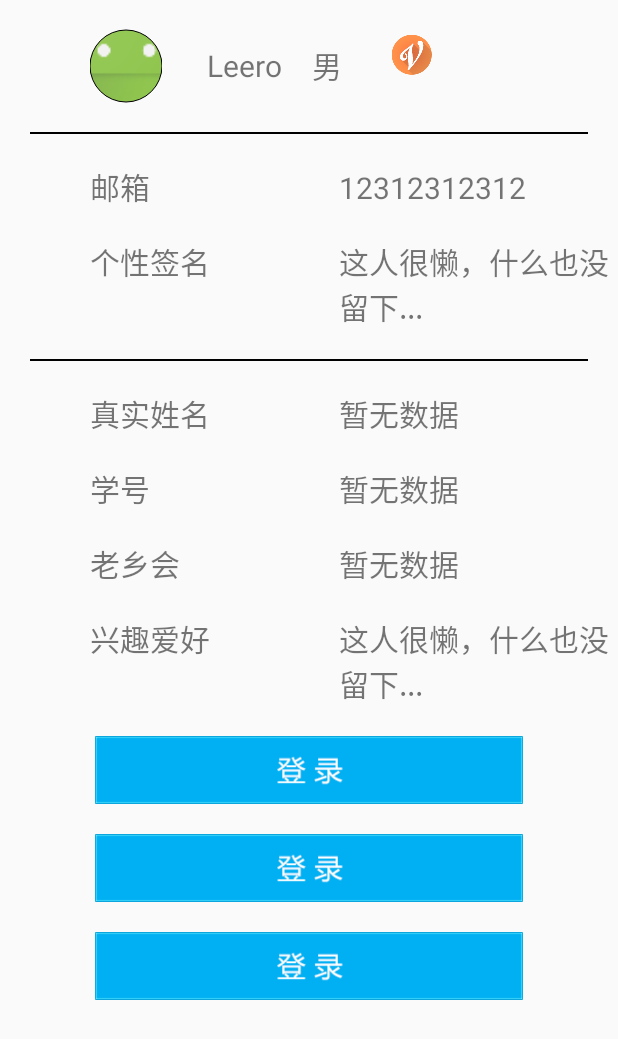
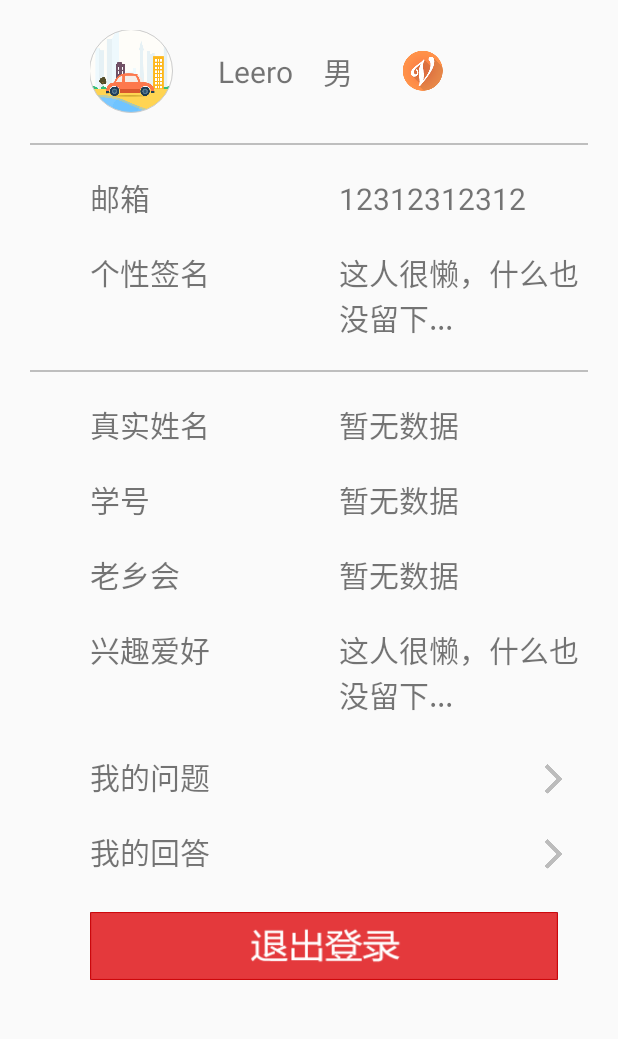
Before and after one commit to fenghao1994/CollageAnswer, an Android app: the layout fragment_mine.xml on its own in the app's theme, with its tools: preview values and no code run, on a phone screen of 412 x 824 dp. Shown: the top 1039 px of the screen. Run offline under Robolectric (Android 15) with nearby library versions, the phone set to English and light mode, and no system bars.

Commit message:
修改bug和布局

```diff
--- a/app/src/main/java/club/cqut/collageanswer/RoungImage/CircleImageView.java
+++ b/app/src/main/java/club/cqut/collageanswer/RoungImage/CircleImageView.java
@@ -40,7 +40,7 @@ public class CircleImageView extends ImageView {
 
     //边框的默认宽度和颜色
     private static final int DEFAULT_BORDER_WIDTH = 0;
-    private static final int DEFAULT_BORDER_COLOR = Color.BLACK;
+    private static final int DEFAULT_BORDER_COLOR = Color.LTGRAY;
 
     //矩形框
     private final RectF mDrawableRect = new RectF();
--- a/app/src/main/java/club/cqut/collageanswer/activity/AttestEditActivity.java
+++ b/app/src/main/java/club/cqut/collageanswer/activity/AttestEditActivity.java
@@ -130,7 +130,7 @@ public class AttestEditActivity extends Activity {
      *  跳转到认证选择
      */
     public void goSelection(){
-        Intent intent = new Intent(this, AttestActivity_.class);
+        Intent intent = new Intent(this, EmailAttestActivity_.class);
         startActivity(intent);
     }
 }
--- a/app/src/main/java/club/cqut/collageanswer/activity/HomeActivity.java
+++ b/app/src/main/java/club/cqut/collageanswer/activity/HomeActivity.java
@@ -69,6 +69,8 @@ public class HomeActivity extends FragmentActivity implements View.OnClickListen
 
     @ViewById
     protected ImageView img_question, img_recommend, img_add_question, img_rank, img_mine;
+
+    User user;
 
     @AfterViews
     public void init(){
@@ -294,7 +296,4 @@ public class HomeActivity extends FragmentActivity implements View.OnClickListen
         }
         return false;
     }
-
-
-
 }
--- a/app/src/main/java/club/cqut/collageanswer/fragment/RankFragment.java
+++ b/app/src/main/java/club/cqut/collageanswer/fragment/RankFragment.java
@@ -72,10 +72,6 @@ public class RankFragment extends Fragment{
                 params = new RequestParams();
                 params.put("page", Integer.parseInt(page) + 1);
                 refresh();
-
-                if (Integer.parseInt(page) >= 2) {
-                    Toast.makeText(getActivity(),"排名只有前20",Toast.LENGTH_SHORT).show();
-                }
             }
         });
 
--- /dev/null
+++ b/app/src/main/res/drawable/btn_quit.xml
@@ -0,0 +1,6 @@
+<?xml version="1.0" encoding="utf-8"?>
+<selector xmlns:android="http://schemas.android.com/apk/res/android">
+    <item android:state_pressed="true" android:drawable="@drawable/quit_hover" />
+    <item android:state_focused="true" android:drawable="@drawable/quit_hover"/>
+    <item android:drawable="@drawable/quit"/>
+</selector>
--- a/app/src/main/res/layout/fragment_mine.xml
+++ b/app/src/main/res/layout/fragment_mine.xml
@@ -21,16 +21,17 @@
     <LinearLayout
         android:layout_width="fill_parent"
         android:layout_height="wrap_content"
-        android:orientation="horizontal">
+        android:orientation="horizontal"
+        android:layout_marginTop="20dp"
+        android:layout_marginBottom="20dp">
 
         <club.cqut.collageanswer.RoungImage.CircleImageView
-            android:layout_width="wrap_content"
-            android:layout_height="wrap_content"
+            android:layout_width="55dp"
+            android:layout_height="55dp"
             android:id="@+id/cover"
             android:layout_marginLeft="60dp"
-            android:paddingTop="20dp"
-            android:paddingBottom="20dp"
-            android:src="@mipmap/ic_launcher"/>
+            android:layout_gravity="center_vertical"
+            android:src="@mipmap/bootstrap_1"/>
 
             <TextView
                 android:layout_width="wrap_content"
@@ -65,8 +66,8 @@
             android:layout_width="wrap_content"
             android:layout_height="wrap_content"
             android:id="@+id/go_attest"
-            android:paddingTop="20dp"
             android:layout_marginLeft="30dp"
+            android:layout_gravity="center_vertical"
             android:src="@mipmap/yes_v"/>
 
     </LinearLayout>
@@ -74,7 +75,7 @@
     <LinearLayout
         android:layout_width="fill_parent"
         android:layout_height="1dp"
-        android:background="#000000"
+        android:background="#BEBEBE"
         android:layout_marginLeft="20dp"
         android:layout_marginRight="20dp"></LinearLayout>
 
@@ -124,6 +125,7 @@
             android:text="这人很懒，什么也没留下..."
             android:gravity="left"
             android:paddingLeft="20dp"
+            android:paddingRight="20dp"
             android:textSize="20dp"
             android:layout_weight="1"
             android:id="@+id/sinal"
@@ -133,7 +135,7 @@
     <LinearLayout
         android:layout_width="fill_parent"
         android:layout_height="1dp"
-        android:background="#000000"
+        android:background="#BEBEBE"
         android:layout_marginTop="20dp"
         android:layout_marginLeft="20dp"
         android:layout_marginRight="20dp"></LinearLayout>
@@ -265,40 +267,81 @@
                     android:text="这人很懒，什么也没留下..."
                     android:gravity="left"
                     android:paddingLeft="20dp"
+                    android:paddingRight="20dp"
                     android:textSize="20dp"
                     android:layout_weight="1"
                     android:id="@+id/hobby"
                     />
             </LinearLayout>
 
-            <ImageView
+            <LinearLayout
                 android:layout_width="fill_parent"
-                android:layout_height="45dp"
-                android:layout_marginTop="20dp"
+                android:layout_height="wrap_content"
+                android:orientation="horizontal"
+                android:weightSum="2"
+                android:clickable="true"
+                android:focusable="true"
                 android:id="@+id/my_question"
-                android:src="@drawable/btn_login"/>
+                android:layout_marginTop="20dp">
 
-            <ImageView
+                <TextView
+                    android:layout_width="0dp"
+                    android:layout_height="wrap_content"
+                    android:text="我的问题"
+                    android:paddingLeft="60dp"
+                    android:layout_gravity="center_vertical"
+                    android:textSize="20dp"
+                    android:layout_weight="1"
+                    />
+
+                <ImageView
+                    android:layout_width="0dp"
+                    android:layout_height="40dp"
+                    android:layout_weight="1"
+                    android:layout_gravity="right"
+                    android:paddingLeft="120dp"
+                    android:src="@mipmap/go"/>
+
+            </LinearLayout>
+
+            <LinearLayout
                 android:layout_width="fill_parent"
-                android:layout_height="45dp"
-                android:layout_marginTop="20dp"
+                android:layout_height="wrap_content"
+                android:orientation="horizontal"
+                android:weightSum="2"
+                android:clickable="true"
+                android:focusable="true"
                 android:id="@+id/my_answer"
-                android:src="@drawable/btn_login"/>
+                android:layout_marginTop="10dp">
 
-            <ImageView
-                android:layout_width="fill_parent"
-                android:layout_height="45dp"
-                android:layout_marginTop="20dp"
-                android:id="@+id/my_friends"
-                android:visibility="gone"
-                android:src="@drawable/btn_login"/>
+                <TextView
+                    android:layout_width="0dp"
+                    android:layout_height="wrap_content"
+                    android:text="我的回答"
+                    android:paddingLeft="60dp"
+                    android:layout_gravity="center_vertical"
+                    android:textSize="20dp"
+                    android:layout_weight="1"
+                    />
+
+                <ImageView
+                    android:layout_width="0dp"
+                    android:layout_height="40dp"
+                    android:layout_weight="1"
+                    android:layout_gravity="right"
+                    android:paddingLeft="120dp"
+                    android:src="@mipmap/go"/>
+
+            </LinearLayout>
 
             <ImageView
                 android:layout_width="fill_parent"
                 android:layout_height="45dp"
                 android:layout_marginTop="20dp"
                 android:id="@+id/load_out"
-                android:src="@drawable/btn_login"/>
+                android:layout_marginLeft="60dp"
+                android:layout_marginRight="40dp"
+                android:background="@drawable/quit"/>
 
         </LinearLayout>
     </ScrollView>
```
Also changed, not shown: app/src/main/java/club/cqut/collageanswer/activity/AllAnswerActivity.java (+7 -0 lines), app/src/main/java/club/cqut/collageanswer/activity/EditActivity.java (+53 -31 lines), app/src/main/java/club/cqut/collageanswer/fragment/MineFragment.java (+32 -10 lines), app/src/main/res/layout/activity_myinfo_edit.xml (+0 -9 lines), app/src/main/res/layout/layout_item_myanswer_model.xml (+7 -5 lines), app/src/main/res/layout/rank_item_model.xml (+14 -4 lines), app/src/main/res/drawable/quit.png (added), app/src/main/res/drawable/quit_hover.png (added), app/src/main/res/mipmap-hdpi/go.png (added), app/src/main/res/mipmap-mdpi/go.png (added), app/src/main/res/mipmap-xhdpi/go.png (added), app/src/main/res/mipmap-xxhdpi/go.png (added).
